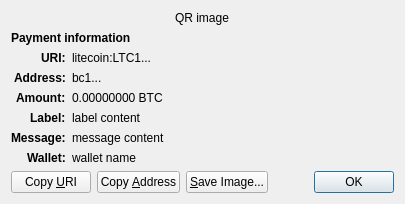
Old version of the form src/qt/forms/receiverequestdialog.ui in the repository ChePayHQ/ChePayHQ.
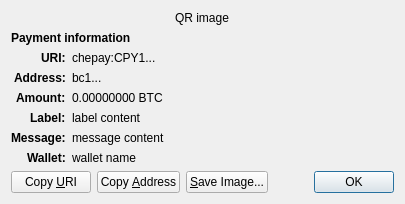
New version of the form. Custom widgets are drawn as their Qt base class.

What changed in the file:
```diff
--- a/src/qt/forms/receiverequestdialog.ui
+++ b/src/qt/forms/receiverequestdialog.ui
@@ -65,7 +65,7 @@
    <item row="2" column="1" alignment="Qt::AlignTop">
     <widget class="QLabel" name="uri_content">
      <property name="text">
-      <string notr="true">litecoin:LTC1...</string>
+      <string notr="true">chepay:CPY1...</string>
      </property>
      <property name="textFormat">
       <enum>Qt::RichText</enum>
```
